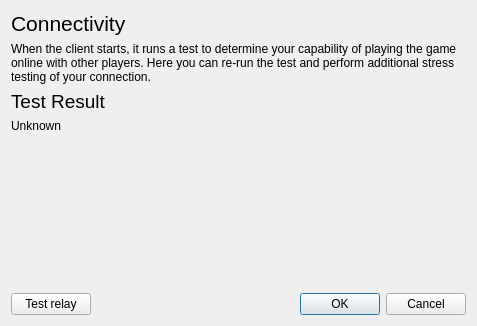
Old version of the form res/connectivity/connectivity.ui in the repository FAForever/client.
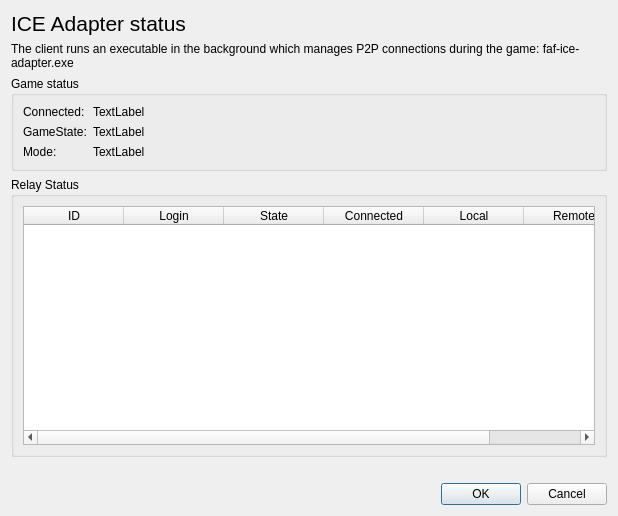
New version of the form.

Commit message: reenable ConnectivityDialog

Diff of the .ui file:
```diff
--- a/res/connectivity/connectivity.ui
+++ b/res/connectivity/connectivity.ui
@@ -6,8 +6,8 @@
    <rect>
     <x>0</x>
     <y>0</y>
-    <width>477</width>
-    <height>326</height>
+    <width>618</width>
+    <height>516</height>
    </rect>
   </property>
   <property name="sizePolicy">
@@ -19,8 +19,8 @@
   <property name="windowTitle">
    <string>Connectivity</string>
   </property>
-  <layout class="QFormLayout" name="formLayout">
-   <item row="0" column="0" colspan="2">
+  <layout class="QVBoxLayout" name="verticalLayout">
+   <item>
     <widget class="QLabel" name="label_2">
      <property name="font">
       <font>
@@ -28,14 +28,14 @@
       </font>
      </property>
      <property name="text">
-      <string>Connectivity</string>
+      <string>ICE Adapter status</string>
      </property>
     </widget>
    </item>
-   <item row="2" column="0" colspan="2">
+   <item>
     <widget class="QLabel" name="label">
      <property name="text">
-      <string>When the client starts, it runs a test to determine your capability of playing the game online with other players. Here you can re-run the test and perform additional stress testing of your connection.</string>
+      <string>The client runs an executable in the background which manages P2P connections during the game: faf-ice-adapter.exe</string>
      </property>
      <property name="alignment">
       <set>Qt::AlignLeading|Qt::AlignLeft|Qt::AlignTop</set>
@@ -45,19 +45,123 @@
      </property>
     </widget>
    </item>
-   <item row="4" column="0" colspan="2">
-    <widget class="QLabel" name="label_3">
-     <property name="font">
-      <font>
-       <pointsize>14</pointsize>
-      </font>
+   <item>
+    <widget class="QGroupBox" name="groupBox">
+     <property name="title">
+      <string>Game status</string>
      </property>
+     <layout class="QFormLayout" name="formLayout">
+      <item row="0" column="0">
+       <widget class="QLabel" name="label_3">
+        <property name="text">
+         <string>Connected:</string>
+        </property>
+       </widget>
+      </item>
+      <item row="1" column="0">
+       <widget class="QLabel" name="label_4">
+        <property name="text">
+         <string>GameState:</string>
+        </property>
+       </widget>
+      </item>
+      <item row="2" column="0">
+       <widget class="QLabel" name="label_5">
+        <property name="text">
+         <string>Mode:</string>
+        </property>
+       </widget>
+      </item>
+      <item row="0" column="1">
+       <widget class="QLabel" name="label_connected">
+        <property name="text">
+         <string>TextLabel</string>
+        </property>
+       </widget>
+      </item>
+      <item row="1" column="1">
+       <widget class="QLabel" name="label_gamestate">
+        <property name="text">
+         <string>TextLabel</string>
+        </property>
+       </widget>
+      </item>
+      <item row="2" column="1">
+       <widget class="QLabel" name="label_mode">
+        <property name="text">
+         <string>TextLabel</string>
+        </property>
+       </widget>
+      </item>
+     </layout>
+    </widget>
+   </item>
+   <item>
+    <widget class="QGroupBox" name="groupBox_2">
+     <property name="title">
+      <string>Relay Status</string>
+     </property>
+     <layout class="QVBoxLayout" name="verticalLayout_2">
+      <item>
+       <widget class="QTableWidget" name="table_relays">
+        <property name="contextMenuPolicy">
+         <enum>Qt::CustomContextMenu</enum>
+        </property>
+        <property name="alternatingRowColors">
+         <bool>true</bool>
+        </property>
+        <property name="selectionMode">
+         <enum>QAbstractItemView::SingleSelection</enum>
+        </property>
+        <property name="selectionBehavior">
+         <enum>QAbstractItemView::SelectRows</enum>
+        </property>
+        <attribute name="horizontalHeaderStretchLastSection">
+         <bool>true</bool>
+        </attribute>
+        <column>
+         <property name="text">
+          <string>ID</string>
+         </property>
+        </column>
+        <column>
+         <property name="text">
+          <string>Login</string>
+         </property>
+        </column>
+        <column>
+         <property name="text">
+          <string>State</string>
+         </property>
+        </column>
+        <column>
+         <property name="text">
+          <string>Connected</string>
+         </property>
+        </column>
+        <column>
+         <property name="text">
+          <string>Local</string>
+         </property>
+        </column>
+        <column>
+         <property name="text">
+          <string>Remote</string>
+         </property>
+        </column>
+       </widget>
+      </item>
+     </layout>
+    </widget>
+   </item>
+   <item>
+    <widget class="QLabel" name="relay_test_label">
      <property name="text">
-      <string>Test Result</string>
+      <string/>
      </property>
     </widget>
    </item>
-   <item row="11" column="1">
+   <item>
     <widget class="QDialogButtonBox" name="buttonBox">
      <property name="orientation">
       <enum>Qt::Horizontal</enum>
@@ -67,53 +171,6 @@
      </property>
     </widget>
    </item>
-   <item row="11" column="0">
-    <widget class="QPushButton" name="runTestButton">
-     <property name="text">
-      <string>Test relay</string>
-     </property>
-    </widget>
-   </item>
-   <item row="8" column="1">
-    <spacer name="verticalSpacer">
-     <property name="orientation">
-      <enum>Qt::Vertical</enum>
-     </property>
-     <property name="sizeHint" stdset="0">
-      <size>
-       <width>20</width>
-       <height>40</height>
-      </size>
-     </property>
-    </spacer>
-   </item>
-   <item row="10" column="1">
-    <spacer name="verticalSpacer_2">
-     <property name="orientation">
-      <enum>Qt::Vertical</enum>
-     </property>
-     <property name="sizeHint" stdset="0">
-      <size>
-       <width>20</width>
-       <height>40</height>
-      </size>
-     </property>
-    </spacer>
-   </item>
-   <item row="9" column="0">
-    <widget class="QLabel" name="relay_test_label">
-     <property name="text">
-      <string/>
-     </property>
-    </widget>
-   </item>
-   <item row="7" column="0">
-    <widget class="QLabel" name="test_result_label">
-     <property name="text">
-      <string>Unknown</string>
-     </property>
-    </widget>
-   </item>
   </layout>
  </widget>
  <resources/>
```
The commit also changes 3 other files.
